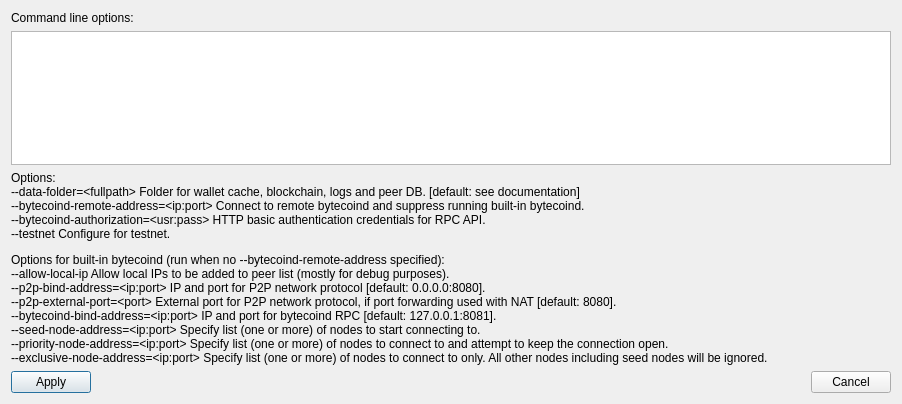
Old version of the form src/walletdparamsdialog.ui in the repository bcndev/bytecoin-gui.
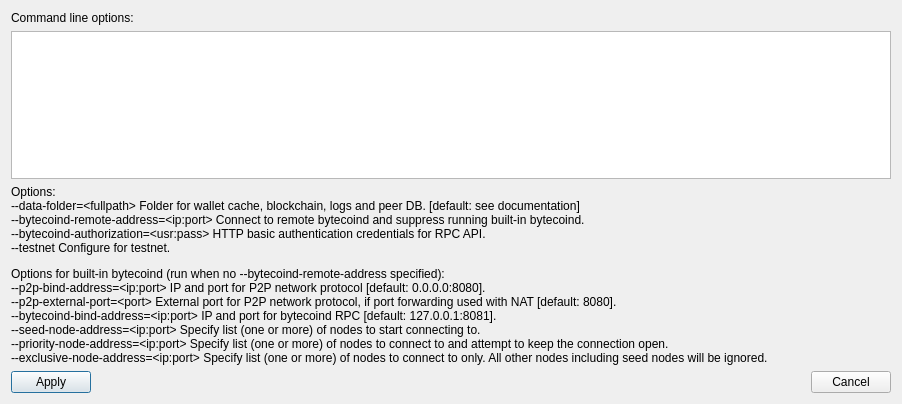
New version of the form.

```diff
--- a/src/walletdparamsdialog.ui
+++ b/src/walletdparamsdialog.ui
@@ -34,7 +34,7 @@
       <cursorShape>IBeamCursor</cursorShape>
      </property>
      <property name="text">
-      <string>&lt;html&gt;&lt;head/&gt;&lt;body&gt;&lt;p&gt;Options:&lt;br/&gt;--data-folder=&amp;lt;fullpath&amp;gt; Folder for wallet cache, blockchain, logs and peer DB. [default: see documentation]&lt;br/&gt;--bytecoind-remote-address=&amp;lt;ip:port&amp;gt; Connect to remote bytecoind and suppress running built-in bytecoind.&lt;br/&gt;--bytecoind-authorization=&amp;lt;usr:pass&amp;gt; HTTP basic authentication credentials for RPC API.&lt;/span&gt;&lt;br/&gt;--testnet Configure for testnet.&lt;/p&gt;&lt;p&gt;Options for built-in bytecoind (run when no --bytecoind-remote-address specified):&lt;br/&gt;--allow-local-ip Allow local IPs to be added to peer list (mostly for debug purposes).&lt;/span&gt;&lt;br/&gt;--p2p-bind-address=&amp;lt;ip:port&amp;gt; IP and port for P2P network protocol [default: 0.0.0.0:8080].&lt;/span&gt;&lt;br/&gt;--p2p-external-port=&amp;lt;port&amp;gt; External port for P2P network protocol, if port forwarding used with NAT [default: 8080].&lt;br/&gt;--bytecoind-bind-address=&amp;lt;ip:port&amp;gt; IP and port for bytecoind RPC [default: 127.0.0.1:8081].&lt;/span&gt;&lt;br/&gt;--seed-node-address=&amp;lt;ip:port&amp;gt; Specify list (one or more) of nodes to start connecting to.&lt;br/&gt;--priority-node-address=&amp;lt;ip:port&amp;gt; Specify list (one or more) of nodes to connect to and attempt to keep the connection open.&lt;br/&gt;--exclusive-node-address=&amp;lt;ip:port&amp;gt; Specify list (one or more) of nodes to connect to only. All other nodes including seed nodes will be ignored.&lt;/p&gt;&lt;/body&gt;&lt;/html&gt;</string>
+      <string>&lt;html&gt;&lt;head/&gt;&lt;body&gt;&lt;p&gt;Options:&lt;br/&gt;--data-folder=&amp;lt;fullpath&amp;gt; Folder for wallet cache, blockchain, logs and peer DB. [default: see documentation]&lt;br/&gt;--bytecoind-remote-address=&amp;lt;ip:port&amp;gt; Connect to remote bytecoind and suppress running built-in bytecoind.&lt;br/&gt;--bytecoind-authorization=&amp;lt;usr:pass&amp;gt; HTTP basic authentication credentials for RPC API.&lt;br/&gt;--testnet Configure for testnet.&lt;/p&gt;&lt;p&gt;Options for built-in bytecoind (run when no --bytecoind-remote-address specified):&lt;br/&gt;--p2p-bind-address=&amp;lt;ip:port&amp;gt; IP and port for P2P network protocol [default: 0.0.0.0:8080].&lt;br/&gt;--p2p-external-port=&amp;lt;port&amp;gt; External port for P2P network protocol, if port forwarding used with NAT [default: 8080].&lt;br/&gt;--bytecoind-bind-address=&amp;lt;ip:port&amp;gt; IP and port for bytecoind RPC [default: 127.0.0.1:8081].&lt;br/&gt;--seed-node-address=&amp;lt;ip:port&amp;gt; Specify list (one or more) of nodes to start connecting to.&lt;br/&gt;--priority-node-address=&amp;lt;ip:port&amp;gt; Specify list (one or more) of nodes to connect to and attempt to keep the connection open.&lt;br/&gt;--exclusive-node-address=&amp;lt;ip:port&amp;gt; Specify list (one or more) of nodes to connect to only. All other nodes including seed nodes will be ignored.&lt;/p&gt;&lt;/body&gt;&lt;/html&gt;</string>
      </property>
      <property name="textInteractionFlags">
       <set>Qt::TextSelectableByMouse</set>
```
